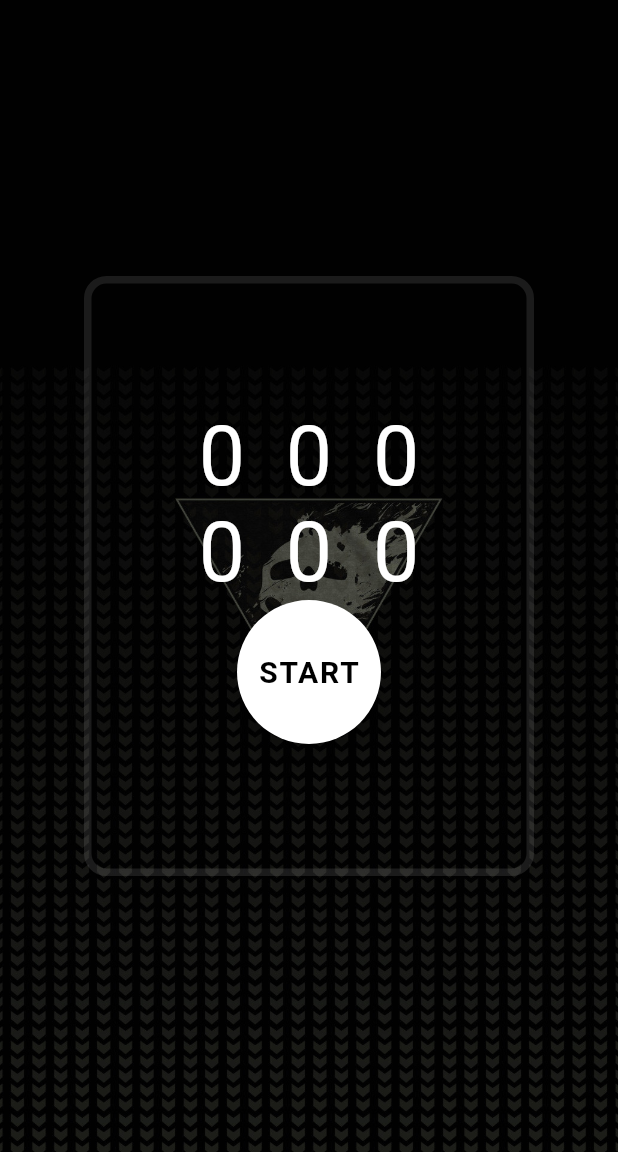
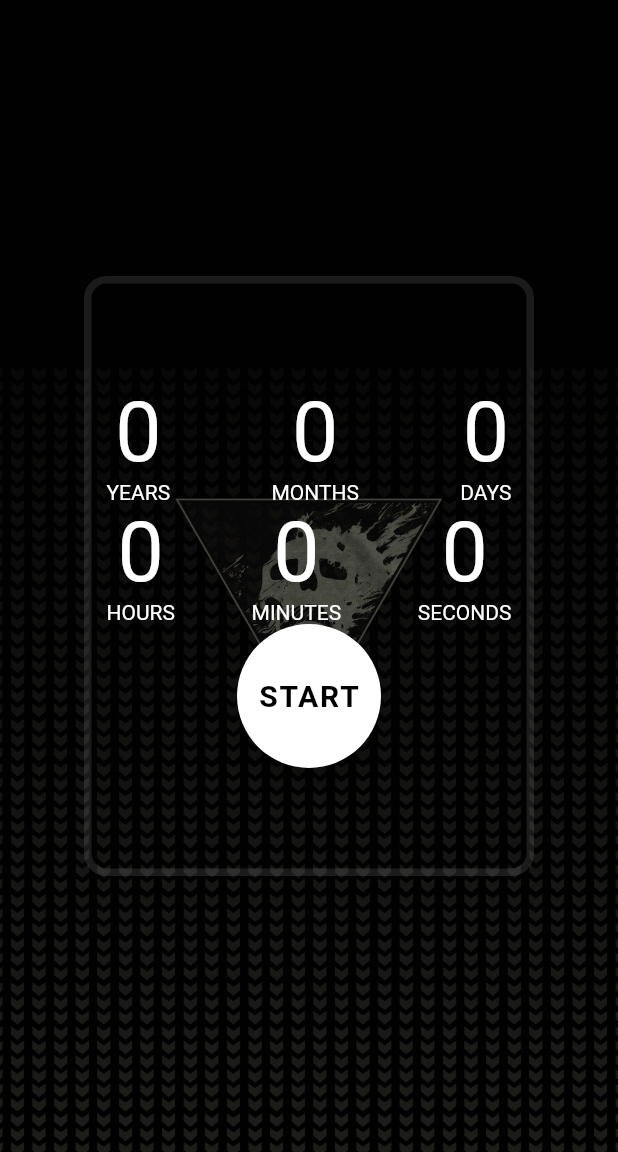
Before and after one commit to NicoloAkaCat/Flutter-countdown, a Flutter app: the screen it shows after launch, on a phone screen of 412 x 824 dp, the part 84-1236 px from its top. Run offline on Flutter 3.47's test engine with Material 2 defaults, Android fonts, the phone set to English and light mode, and no system bars.

Commit message:
UI improvement
Added labels for years months etc

```diff
--- a/lib/main.dart
+++ b/lib/main.dart
@@ -1,5 +1,3 @@
-import 'dart:convert';
-
 import 'package:flutter/material.dart';
 
 void main() {
@@ -90,51 +88,95 @@ class _MyCountdownState extends State<MyCountdown> {
       Row(
         mainAxisAlignment: MainAxisAlignment.center,
         children: [
+          Column(children: [
             Text('$year',
               style: const TextStyle(
                 color: Colors.white,
                 fontSize: 55.0,
               ),
             ),
-          Text('  $month',
+            const Text("YEARS",
+              style: TextStyle(
+                color: Colors.white
+              ),
+            ),
+          ]),
+          const Spacer(),
+          Column(children: [
+            Text('$month',
               style: const TextStyle(
                 color: Colors.white,
                 fontSize: 55.0,
               ),
             ),
-          Text('  $day',
-            style: const TextStyle(
-              color: Colors.white,
-              fontSize: 55.0,
+            const Text("MONTHS",
+              style: TextStyle(
+                color: Colors.white
               ),
-          )
-        ]
             ),
-      Row(
-        mainAxisAlignment: MainAxisAlignment.center,
-        children: [
-          Text('$hours',
+          ]),
+          const Spacer(),
+          Column(children: [
+            Text('$day',
               style: const TextStyle(
                 color: Colors.white,
                 fontSize: 55.0,
               ),
             ),
-          Text('  $minutes',
+            const Text("DAYS",
+              style: TextStyle(
+                color: Colors.white
+              ),
+            ),
+          ])
+      ]),
+      Row(
+        mainAxisAlignment: MainAxisAlignment.center,
+        children: [
+          Column(children: [
+            Text('$hours',
               style: const TextStyle(
                 color: Colors.white,
-              fontSize: 55.0,
+                fontSize: 55.0
               ),
             ),
-          Text('  $seconds',
+            const Text("HOURS",
+              style: TextStyle(
+                color: Colors.white
+              ),
+            )
+          ],),
+          const Spacer(),
+          Column(children: [
+            Text('$minutes',
               style: const TextStyle(
                 color: Colors.white,
-              fontSize: 55.0,
+                fontSize: 55.0
+              ),
+            ),
+            const Text("MINUTES",
+              style: TextStyle(
+                color: Colors.white
               ),
             )
-        ]
+          ],),
+          const Spacer(),
+          Column(children: [
+            Text('$seconds',
+              style: const TextStyle(
+                color: Colors.white,
+                fontSize: 55.0
+              ),
+            ),
+            const Text("SECONDS",
+              style: TextStyle(
+                color: Colors.white
+              ),
             )
-      ]
-    );
+          ],)
+        ],
+      )
+    ]);
   }
 
   @override
```
Lines whose indentation alone changed are shown as unchanged.
